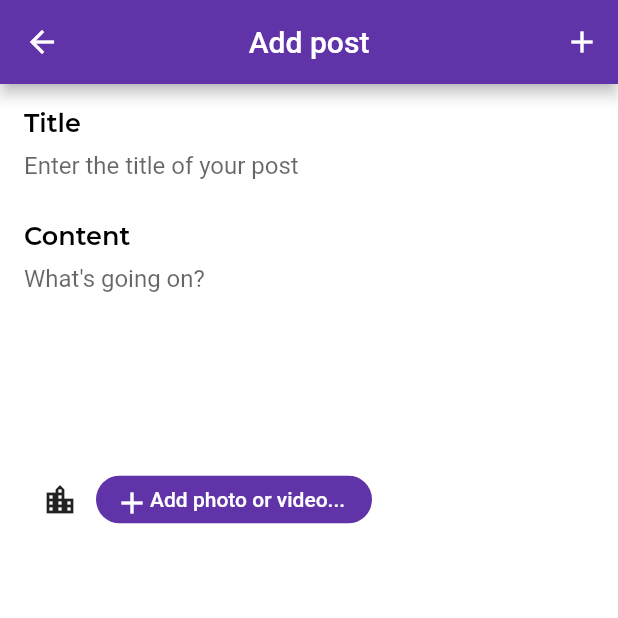
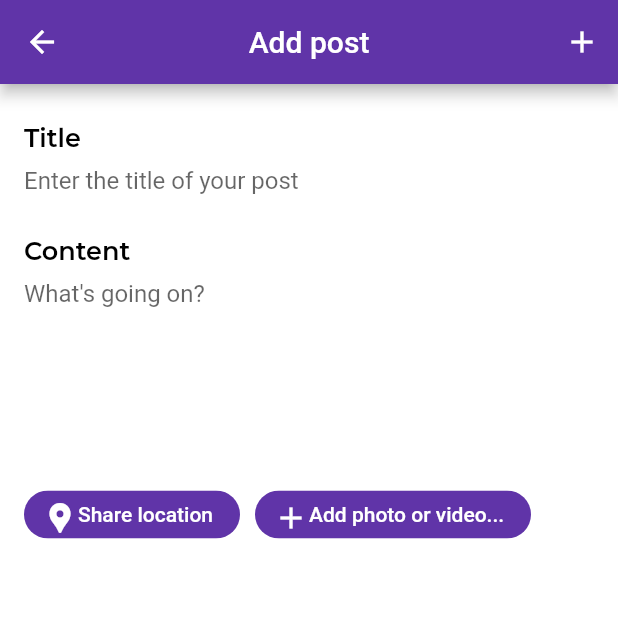
Before and after one commit to nusret35/CS310_project, a Flutter app: the FeedView screen opened directly, after a tap on the "add" icon, on a phone screen of 412 x 824 dp, the top half of it. Run offline on Flutter 3.47's test engine with Material 2 defaults, Android fonts, the light colour scheme and no system bars; our stand-ins replace cloud_firestore, email_validator, firebase_analytics, firebase_auth, firebase_core, firebase_crashlytics and 9 more; missing offline and left inert: cross_file_image; accounts and stored records are empty; network calls fail.

Commit message:
location in posts done

```diff
--- a/lib/feed_view.dart
+++ b/lib/feed_view.dart
@@ -75,12 +75,12 @@ class _FeedViewState extends State<FeedView> {
     for(int i = 0; i < friendsPosts.length; i++)
     {
       Post post  = friendsPosts[i];
-      posts.add(FormPost(title: post.title, content: post.content, time: readTimestamp(post.time!.seconds), likes: post.likes, comments: post.comments, profilePictureURL: await StorageService().profilePictureUrlByUsername(post.username!), mediaURL: post.mediaURL, docID: post.docID));
+      posts.add(FormPost(title: post.title, content: post.content, time: readTimestamp(post.time!.seconds), likes: post.likes, comments: post.comments, profilePictureURL: await StorageService().profilePictureUrlByUsername(post.username!), mediaURL: post.mediaURL, docID: post.docID,location: post.location));
     }
     for(int i= 0; i< currentUserPosts.length; i++)
     {
       Post post = currentUserPosts[i];
-      posts.add(FormPost(title: post.title, content: post.content, time: readTimestamp(post.time!.seconds), likes: post.likes, comments: post.comments, profilePictureURL: await StorageService().profilePictureUrlByUsername(post.username!), mediaURL: post.mediaURL, docID: post.docID));
+      posts.add(FormPost(title: post.title, content: post.content, time: readTimestamp(post.time!.seconds), likes: post.likes, comments: post.comments, profilePictureURL: await StorageService().profilePictureUrlByUsername(post.username!), mediaURL: post.mediaURL, docID: post.docID, location: post.location));
     }
      setState(() {
        loadedPosts = posts;
@@ -89,6 +89,7 @@ class _FeedViewState extends State<FeedView> {
 
   void increamentLike(FormPost post){
     setState(() {
+
       post.likes++;
     });
   }
--- a/lib/main.dart
+++ b/lib/main.dart
@@ -151,9 +151,9 @@ class _LoadingScreenState extends State<LoadingScreen> {
 
   Future afterTwoSeconds() async {
     await Future.delayed(Duration(seconds: 2), () {
-      setState(() {
+      /*setState(() {
         twoSecondsPassed = true;
-      });
+      });*/
     });
   }
 
--- a/lib/routes/add_post_view.dart
+++ b/lib/routes/add_post_view.dart
@@ -21,7 +21,7 @@ class _AddPostViewState extends State<AddPostView> {
   AuthService _auth = AuthService();
   String title = '';
   String content = '';
-  String locationName = '';
+  String? _locationName;
   final _formKey = GlobalKey<FormState>();
   final ImagePicker _picker = ImagePicker();
   XFile? _image;
@@ -36,7 +36,7 @@ class _AddPostViewState extends State<AddPostView> {
   {
     DBService db = DBService(uid: _auth.userID!);
     _formKey.currentState!.save();
-    db.sendPost(Post(username:'',title: title, content: content, media: _image,docID: ''));
+    db.sendPost(Post(username:'',title: title, content: content, media: _image,docID: '',location: _locationName));
     Navigator.of(context).pop(true);
   }
 
@@ -46,7 +46,7 @@ class _AddPostViewState extends State<AddPostView> {
     String? locName = await locationService.getTheNameOfTheCurrentLocation();
     print(locName ?? 'no loc name');
     setState(() {
-      locationName = locName ?? 'no loc name';
+      _locationName = locName ?? 'no loc name';
     });
   }
 
@@ -75,6 +75,19 @@ class _AddPostViewState extends State<AddPostView> {
               child: Column(
                 crossAxisAlignment: CrossAxisAlignment.stretch,
                 children: [
+                  (_locationName != null) ?
+                  Row(children: [
+                    Icon(Icons.location_pin, color: AppColors.primary),
+                    SizedBox(width: 5.0,),
+                    Text(_locationName!,
+                    style: TextStyle(color: Colors.grey)
+                      ,),
+                    ],
+                  )
+                      :
+                  SizedBox()
+                  ,
+                  SizedBox(height: 10.0,),
                   Text(
                     'Title',
                     style: kBoldLabelStyle,
@@ -112,7 +125,36 @@ class _AddPostViewState extends State<AddPostView> {
                   ),
                   Row(
                     children: [
-                      IconButton(onPressed: addLocation, icon: Icon(Icons.location_city)),
+                      Container(
+                        child:
+                      (_locationName == null) ?
+                        InputChip(
+                            onPressed: addLocation,
+                            backgroundColor: AppColors.primary,
+                            label: Container(
+                              width: 120.0,
+                              height: 20.0,
+                              child: Row(
+                                children: [
+                                  Icon(
+                                    Icons.location_pin,
+                                    color: Colors.white,
+                                  ),
+                                  Text(
+                                    'Share location',
+                                    style: TextStyle(
+                                        color: Colors.white
+                                    ),
+                                  )
+                                ],
+                              ),
+                            )
+                        )
+                        :
+                        SizedBox()
+                        ,
+                      ),
+                      SizedBox(width: 10.0,),
                       Container(
                       alignment: Alignment.centerLeft,
                       child: (_image != null) ?
--- a/lib/services/db.dart
+++ b/lib/services/db.dart
@@ -47,15 +47,9 @@ class DBService {
         'time': Timestamp.now(),
         'likes': 0,
         'comments': 0,
-        'url':'',
+        'url':post.mediaURL ?? '',
+        'location':post.location ?? ''
       });
-      if (post.media != null)
-        {
-          String url = await StorageService().uploadPostImage(docID,post.media!);
-          await postCollection.doc(cu.username).collection('posts').doc(docID).update({
-            'url':url
-          });
-        }
     } catch(e) {
       print(e.toString());
     }
@@ -141,6 +135,7 @@ class DBService {
         time: doc.get('time'),
         content: doc.get('content'),
         mediaURL: doc.get('url'),
+        location: doc.get('location')
       );
     }).toList();
   }
--- a/lib/services/location.dart
+++ b/lib/services/location.dart
@@ -48,7 +48,7 @@ class LocationService {
     try {
       LocationData coordinates = await _getLocation();
       List<Placemark> address = await placemarkFromCoordinates(coordinates.latitude!, coordinates.longitude!);
-      return address[0].toString();
+      return '${address[0].name} ${address[0].locality}, ${address[0].country}';
     } catch (e) {
       print(e.toString());
     }
--- a/lib/util/objects.dart
+++ b/lib/util/objects.dart
@@ -11,6 +11,7 @@ class FormPost {
   bool postFavorited = false;
   final String? mediaURL;
   final String docID;
+  final String? location;
 
   FormPost({
   required this.docID,
@@ -20,7 +21,9 @@ class FormPost {
   required this.likes,
   required this.comments,
   required this.profilePictureURL,
-  this.mediaURL});
+  this.mediaURL,
+  this.location,
+  });
 }
 
 class PostCard extends StatelessWidget {
@@ -47,6 +50,20 @@ class PostCard extends StatelessWidget {
             child: Column(
               crossAxisAlignment: CrossAxisAlignment.stretch,
               children: [
+                (post.location=='') ?
+                SizedBox()
+                :
+                Padding(
+                  padding: const EdgeInsets.all(8.0),
+                  child: Row(children: [
+                    Icon(Icons.location_pin, color: AppColors.primary),
+                    SizedBox(width: 5.0,),
+                    Text(post.location!,
+                      style: TextStyle(color: Colors.grey)
+                      ,),
+                  ],
+                  ),
+                ),
                 Row(
                     children:[
                       CircleAvatar(backgroundColor: AppColors.colorRed,backgroundImage: NetworkImage(post.profilePictureURL),),
--- a/lib/util/post.dart
+++ b/lib/util/post.dart
@@ -11,6 +11,7 @@ class Post {
   Timestamp? time;
   XFile? media;
   String? mediaURL = '';
+  String? location;
   int likes = 0;
   int comments = 0;
 
@@ -20,7 +21,8 @@ class Post {
     required this.title,
     required this.content,
     this.time,
-    this.media
+    this.media,
+    this.location,
   });
 
   Post.fromNetwork({
@@ -29,6 +31,7 @@ class Post {
     required this.title,
     required this.content,
     this.time,
-    this.mediaURL
+    this.mediaURL,
+    this.location,
   });
 }
```
Also changed, not shown: 1 other file.
